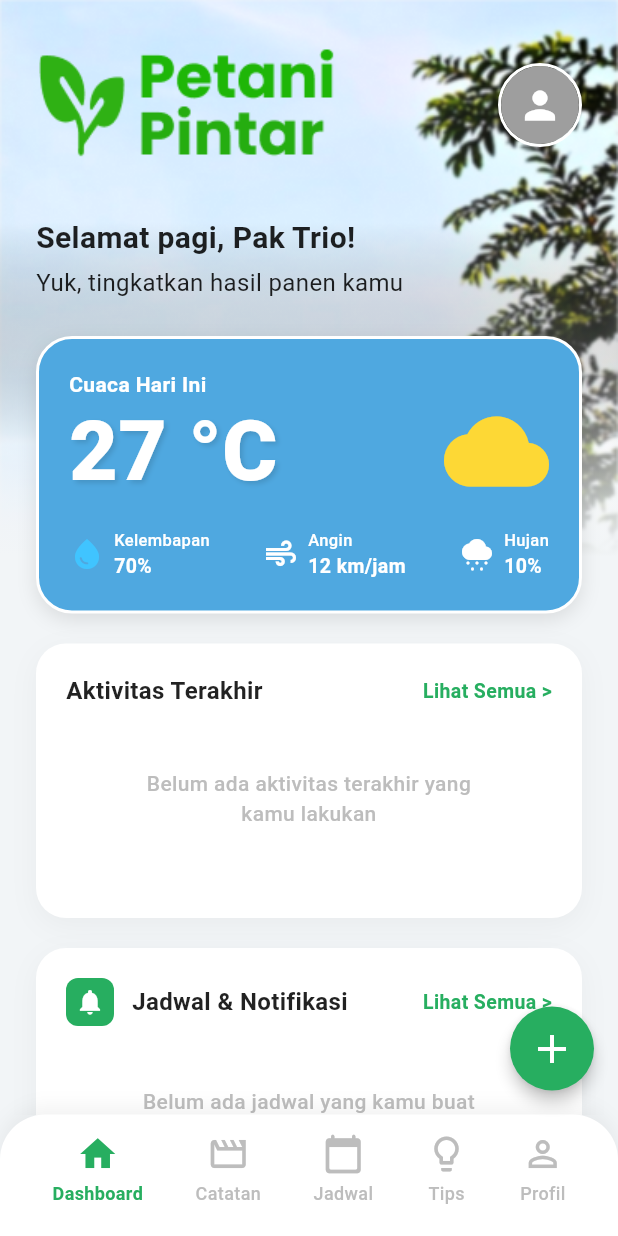
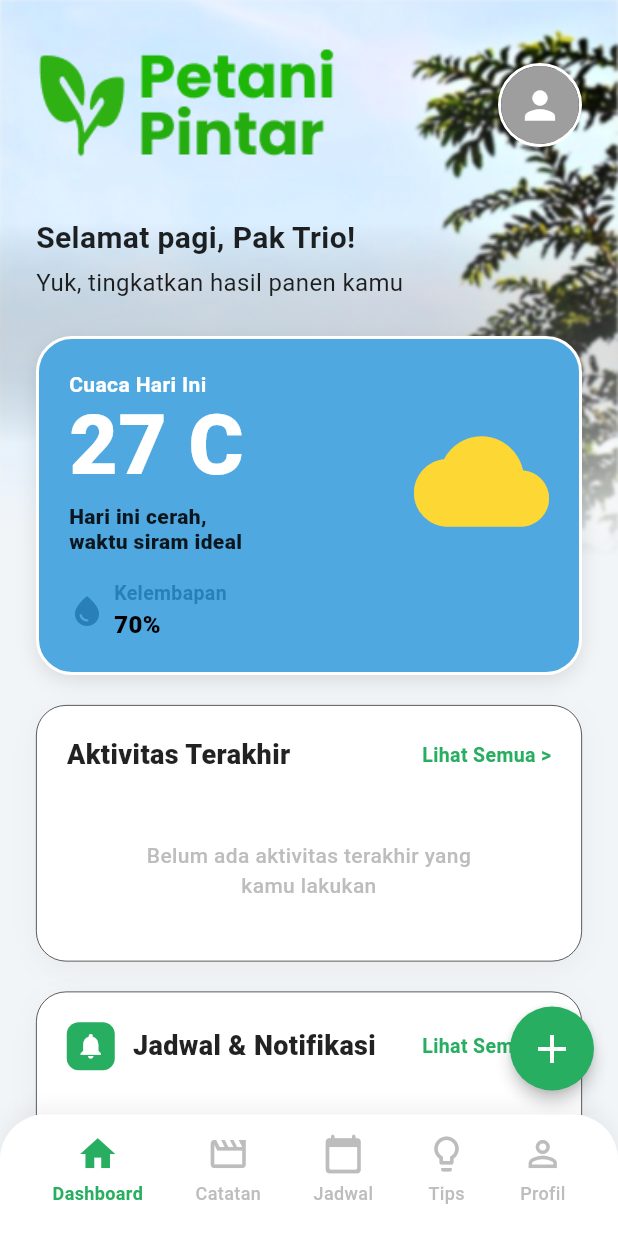
Before and after one commit to Naufalarsi/petanipintar_new, a Flutter app: the DashboardPage screen opened by its route, on a phone screen of 412 x 824 dp. Run offline on Flutter 3.47's test engine with Material 3 defaults, Android fonts, the light colour scheme and no system bars; our stand-ins replace image_picker, sqflite; accounts and stored records are empty.

Commit message:
dashboard edit

```diff
--- a/lib/pages/dashboard_page.dart
+++ b/lib/pages/dashboard_page.dart
@@ -1,6 +1,7 @@
 import 'package:flutter/material.dart';
 import 'catatan/catatan.dart';
 import 'catatan/tambah_catatan.dart';
+import '../database/db_helper.dart'; // Import DBHelper agar Dashboard bisa baca SQLite
 
 class DashboardPage extends StatefulWidget {
   const DashboardPage({Key? key}) : super(key: key);
@@ -14,10 +15,46 @@ class _DashboardPageState extends State<DashboardPage> {
   final Color primaryGreen = const Color(0xFF27AE60);
   final Color bgColor = const Color(0xFFF2F5F7);
 
-  // 1. VARIABLE UNTUK MENYIMPAN HALAMAN YANG AKTIF
+  // 1. VARIABLE UNTUK MENYIMPAN HALAMAN AKTIF & DATA DATABASE
   int _selectedIndex = 0;
+  List<Map<String, dynamic>> aktivitasList = [];
+  List<Map<String, dynamic>> jadwalList = [];
 
-  // 2. FUNGSI UNTUK MENAMPILKAN PILIHAN SAAT TOMBOL + DITEKAN
+  @override
+  void initState() {
+    super.initState();
+    _loadData(); // Panggil fungsi ambil data saat Dashboard pertama kali dimuat
+  }
+
+  // 2. FUNGSI MENGAMBIL DATA DARI SQLITE
+  Future<void> _loadData() async {
+    final dataCatatan = await DBHelper.getCatatan();
+
+    // (Opsional) Jika jadwal sudah ada nanti, panggil juga DBHelper.getJadwal()
+    // final dataJadwal = await DBHelper.getJadwal();
+
+    setState(() {
+      // Untuk Dashboard, biasanya kita hanya menampilkan 3-5 aktivitas terbaru
+      // Jadi kita batasi dengan .take(3) jika datanya banyak
+      aktivitasList = dataCatatan.length > 3 ? dataCatatan.sublist(0, 3) : dataCatatan;
+
+      // jadwalList = dataJadwal;
+    });
+  }
+
+  // 3. FUNGSI BANTUAN UNTUK ICON & WARNA
+  Map<String, dynamic> _getAktivitasStyle(String jenis) {
+    switch (jenis) {
+      case 'Penanaman': return {'icon': Icons.grass, 'color': Colors.green};
+      case 'Penyiraman': return {'icon': Icons.water_drop, 'color': const Color(0xFF4A90E2)};
+      case 'Pemupukan': return {'icon': Icons.eco, 'color': const Color(0xFF27AE60)};
+      case 'Pengendalian Hama': return {'icon': Icons.bug_report, 'color': const Color(0xFFE57373)};
+      case 'Panen': return {'icon': Icons.shopping_basket, 'color': Colors.orange};
+      default: return {'icon': Icons.assignment, 'color': Colors.grey};
+    }
+  }
+
+  // 4. FUNGSI UNTUK MENAMPILKAN PILIHAN SAAT TOMBOL + DITEKAN
   void _showAddOptions(BuildContext context) {
     showModalBottomSheet(
       context: context,
@@ -46,10 +83,13 @@ class _DashboardPageState extends State<DashboardPage> {
                 subtitle: const Text("Catat aktivitas pemupukan, penyiraman, dll."),
                 onTap: () {
                   Navigator.pop(context); // Tutup bottom sheet
+                  // Pindah ke Form Tambah, dan JIKA KEMBALI, refresh Dashboard
                   Navigator.push(
                     context,
-                    MaterialPageRoute(builder: (context) => const TambahCatatanPage()), // Nama class baru
-                  );
+                    MaterialPageRoute(builder: (context) => const TambahCatatanPage()),
+                  ).then((value) {
+                    _loadData(); // Segarkan data SQLite agar otomatis muncul di Dashboard
+                  });
                 },
               ),
               const Divider(),
@@ -75,9 +115,9 @@ class _DashboardPageState extends State<DashboardPage> {
 
   @override
   Widget build(BuildContext context) {
-    // 3. DAFTAR HALAMAN BERDASARKAN MENU YANG DIKLIK
+    // DAFTAR HALAMAN BERDASARKAN MENU YANG DIKLIK
     final List<Widget> pages = [
-      _buildDashboardHome(), // Index 0: Dashboard (Kodingan lamamu)
+      _buildDashboardHome(), // Index 0: Dashboard Home
       const CatatanPage(),   // Index 1: Halaman Catatan
       const Center(child: Text("Halaman Jadwal")), // Index 2
       const Center(child: Text("Halaman Tips")),   // Index 3
@@ -86,41 +126,35 @@ class _DashboardPageState extends State<DashboardPage> {
 
     return Scaffold(
       backgroundColor: bgColor,
-      // 4. MENGGUNAKAN INDEXED STACK AGAR BISA GANTI HALAMAN
       body: IndexedStack(
         index: _selectedIndex,
         children: pages,
       ),
 
-      // FLOATING ACTION BUTTON (FAB)
       floatingActionButton: FloatingActionButton(
         backgroundColor: primaryGreen,
         elevation: 4,
         shape: const CircleBorder(),
         onPressed: () {
-          // Panggil fungsi menampilkan bottom sheet
           _showAddOptions(context);
         },
         child: const Icon(Icons.add, color: Colors.white, size: 32),
       ),
       floatingActionButtonLocation: FloatingActionButtonLocation.endFloat,
 
-      // BOTTOM NAVIGATION BAR
       bottomNavigationBar: _buildBottomNavigationBar(),
     );
   }
 
   // =======================================================================
-  // INI ADALAH KODINGAN LAMA KAMU YANG DIJADIKAN SATU WIDGET DASHBOARD HOME
+  // WIDGET DASHBOARD HOME UTAMA
   // =======================================================================
   Widget _buildDashboardHome() {
     return Stack(
       children: [
-        // 1. BACKGROUND IMAGE DENGAN GRADIENT FADE
+        // BACKGROUND IMAGE
         Positioned(
-          top: 0,
-          left: 0,
-          right: 0,
+          top: 0, left: 0, right: 0,
           height: MediaQuery.of(context).size.height * 0.45,
           child: Container(
             decoration: const BoxDecoration(
@@ -135,11 +169,7 @@ class _DashboardPageState extends State<DashboardPage> {
                 gradient: LinearGradient(
                   begin: Alignment.topCenter,
                   end: Alignment.bottomCenter,
-                  colors: [
-                    Colors.transparent,
-                    bgColor.withOpacity(0.5),
-                    bgColor,
-                  ],
+                  colors: [Colors.transparent, bgColor.withOpacity(0.5), bgColor],
                   stops: const [0.4, 0.8, 1.0],
                 ),
               ),
@@ -147,14 +177,14 @@ class _DashboardPageState extends State<DashboardPage> {
           ),
         ),
 
-        // 2. MAIN CONTENT SCROLLABLE
+        // MAIN CONTENT SCROLLABLE
         SafeArea(
           child: SingleChildScrollView(
             padding: const EdgeInsets.symmetric(horizontal: 24.0, vertical: 20.0),
             child: Column(
               crossAxisAlignment: CrossAxisAlignment.start,
               children: [
-                // HEADER: Logo & Profile
+                // HEADER
                 Row(
                   mainAxisAlignment: MainAxisAlignment.spaceBetween,
                   children: [
@@ -163,22 +193,13 @@ class _DashboardPageState extends State<DashboardPage> {
                       height: 100,
                       errorBuilder: (context, error, stackTrace) => Text(
                         "🌱 Petani\n     Pintar",
-                        style: TextStyle(
-                          color: primaryGreen,
-                          fontSize: 24,
-                          fontWeight: FontWeight.bold,
-                          height: 1.1,
-                        ),
+                        style: TextStyle(color: primaryGreen, fontSize: 24, fontWeight: FontWeight.bold, height: 1.1),
                       ),
                     ),
                     Container(
-                      decoration: BoxDecoration(
-                        shape: BoxShape.circle,
-                        border: Border.all(color: Colors.white, width: 2),
-                      ),
+                      decoration: BoxDecoration(shape: BoxShape.circle, border: Border.all(color: Colors.white, width: 2)),
                       child: const CircleAvatar(
-                        radius: 26,
-                        backgroundColor: Colors.grey,
+                        radius: 26, backgroundColor: Colors.grey,
                         child: Icon(Icons.person, color: Colors.white, size: 30),
                       ),
                     ),
@@ -186,52 +207,60 @@ class _DashboardPageState extends State<DashboardPage> {
                 ),
                 const SizedBox(height: 24),
 
-                // TEKS GREETING
-                const Text(
-                  "Selamat pagi, Pak Trio!",
-                  style: TextStyle(
-                    fontSize: 20,
-                    fontWeight: FontWeight.w700,
-                    color: Colors.black87,
-                  ),
-                ),
+                // GREETING
+                const Text("Selamat pagi, Pak Trio!", style: TextStyle(fontSize: 20, fontWeight: FontWeight.w700, color: Colors.black87)),
                 const SizedBox(height: 4),
-                const Text(
-                  "Yuk, tingkatkan hasil panen kamu",
-                  style: TextStyle(
-                    fontSize: 16,
-                    color: Colors.black87,
-                    fontWeight: FontWeight.w400,
-                  ),
-                ),
+                const Text("Yuk, tingkatkan hasil panen kamu", style: TextStyle(fontSize: 16, color: Colors.black87, fontWeight: FontWeight.w400)),
                 const SizedBox(height: 24),
 
                 // WEATHER CARD
                 _buildWeatherCard(),
                 const SizedBox(height: 20),
 
-                // AKTIVITAS TERAKHIR CARD
+                // AKTIVITAS TERAKHIR CARD (SUDAH DINAMIS)
                 _buildInfoCard(
                   title: "Aktivitas Terakhir",
+                  isEmpty: aktivitasList.isEmpty,
                   emptyText: "Belum ada aktivitas terakhir yang\nkamu lakukan",
+                  content: Column(
+                    children: aktivitasList.map((item) {
+                      var style = _getAktivitasStyle(item['jenis_aktivitas'] ?? '');
+
+                      return _buildActivityItem(
+                        icon: style['icon'],
+                        iconColor: Colors.white,
+                        iconBgColor: style['color'],
+                        title: item['jenis_aktivitas'] ?? 'Aktivitas',
+                        subtitle: "${item['catatan']}\n${item['tanggal']}",
+                        status: "Selesai",
+                      );
+                    }).toList(),
+                  ),
                 ),
                 const SizedBox(height: 20),
 
-                // JADWAL & NOTIFIKASI CARD
+                // JADWAL CARD
                 _buildInfoCard(
                   title: "Jadwal & Notifikasi",
+                  isEmpty: jadwalList.isEmpty,
                   leadingIcon: Container(
                     padding: const EdgeInsets.all(6),
-                    decoration: BoxDecoration(
-                      color: primaryGreen,
-                      borderRadius: BorderRadius.circular(8),
-                    ),
+                    decoration: BoxDecoration(color: primaryGreen, borderRadius: BorderRadius.circular(8)),
                     child: const Icon(Icons.notifications, color: Colors.white, size: 20),
                   ),
                   emptyText: "Belum ada jadwal yang kamu buat",
+                  content: Column(
+                    children: jadwalList.map((item) {
+                      return _buildScheduleItem(
+                        icon: Icons.calendar_today,
+                        title: item['title'] ?? '',
+                        subtitle: item['subtitle'] ?? '',
+                        date: item['date'] ?? '',
+                      );
+                    }).toList(),
+                  ),
                 ),
 
-                // Extra padding di bawah agar tidak tertutup FAB
                 const SizedBox(height: 80),
               ],
             ),
@@ -249,51 +278,40 @@ class _DashboardPageState extends State<DashboardPage> {
       decoration: BoxDecoration(
         borderRadius: BorderRadius.circular(24),
         color: const Color(0xFF4FA8E0),
-        boxShadow: [
-          BoxShadow(
-            color: Colors.black.withOpacity(0.1),
-            blurRadius: 10,
-            offset: const Offset(0, 4),
-          ),
-        ],
+        boxShadow: [BoxShadow(color: Colors.black.withOpacity(0.1), blurRadius: 10, offset: const Offset(0, 4))],
         border: Border.all(color: Colors.white, width: 2),
       ),
       child: Column(
         crossAxisAlignment: CrossAxisAlignment.start,
         children: [
-          const Text(
-            "Cuaca Hari Ini",
-            style: TextStyle(
-              color: Colors.white,
-              fontSize: 14,
-              fontWeight: FontWeight.w600
-            ),
-          ),
+          const Text("Cuaca Hari Ini", style: TextStyle(color: Colors.white, fontSize: 14, fontWeight: FontWeight.w600)),
           Row(
             mainAxisAlignment: MainAxisAlignment.spaceBetween,
+            crossAxisAlignment: CrossAxisAlignment.start,
             children: [
-              const Text(
-                "27 °C",
-                style: TextStyle(
-                  color: Colors.white,
-                  fontSize: 56,
-                  fontWeight: FontWeight.w800,
-                  height: 1.1,
-                  shadows: [
-                    Shadow(color: Colors.black12, blurRadius: 4, offset: Offset(2, 2)),
-                  ]
-                ),
+              Column(
+                crossAxisAlignment: CrossAxisAlignment.start,
+                children: [
+                  const Text("27 C", style: TextStyle(color: Colors.white, fontSize: 56, fontWeight: FontWeight.w800, height: 1.1)),
+                  const SizedBox(height: 8),
+                  const Text("Hari ini cerah,\nwaktu siram ideal", style: TextStyle(color: Colors.black87, fontSize: 14, fontWeight: FontWeight.w800, height: 1.2)),
+                  const SizedBox(height: 16),
+                  Row(
+                    children: [
+                      const Icon(Icons.water_drop, color: Color(0xFF2980B9), size: 24),
+                      const SizedBox(width: 6),
+                      Column(
+                        crossAxisAlignment: CrossAxisAlignment.start,
+                        children: const [
+                          Text("Kelembapan", style: TextStyle(color: Color(0xFF2980B9), fontSize: 13, fontWeight: FontWeight.bold)),
+                          Text("70%", style: TextStyle(color: Colors.black, fontSize: 16, fontWeight: FontWeight.w900)),
+                        ],
+                      ),
+                    ],
+                  ),
+                ],
               ),
-              Icon(Icons.cloud, color: Colors.yellow[600], size: 70),
-            ],
-          ),
-          const SizedBox(height: 16),
-          Row(
-            mainAxisAlignment: MainAxisAlignment.spaceBetween,
-            children: [
-              _buildWeatherDetail(Icons.water_drop, "Kelembapan", "70%", Colors.lightBlueAccent),
-              _buildWeatherDetail(Icons.air, "Angin", "12 km/jam", Colors.white),
-              _buildWeatherDetail(Icons.cloudy_snowing, "Hujan", "10%", Colors.white),
+              Padding(padding: const EdgeInsets.only(top: 10), child: Icon(Icons.cloud, color: Colors.yellow[600], size: 90)),
             ],
           ),
         ],
@@ -301,71 +319,91 @@ class _DashboardPageState extends State<DashboardPage> {
     );
   }
 
-  // WIDGET: ITEM DETAIL CUACA
-  Widget _buildWeatherDetail(IconData icon, String label, String value, Color iconColor) {
-    return Row(
-      children: [
-        Icon(icon, color: iconColor, size: 24),
-        const SizedBox(width: 6),
-        Column(
-          crossAxisAlignment: CrossAxisAlignment.start,
-          children: [
-            Text(label, style: const TextStyle(color: Colors.white, fontSize: 11, fontWeight: FontWeight.w500)),
-            Text(value, style: const TextStyle(color: Colors.white, fontSize: 13, fontWeight: FontWeight.bold)),
-          ],
-        ),
-      ],
-    );
-  }
-
-  // WIDGET: CARD INFORMASI LAMA (Hanya teks kosong)
-  Widget _buildInfoCard({required String title, Widget? leadingIcon, required String emptyText}) {
+  // WIDGET: CARD INFORMASI DINAMIS (BISA KOSONG BISA ISI)
+  Widget _buildInfoCard({required String title, Widget? leadingIcon, required bool isEmpty, required String emptyText, required Widget content}) {
     return Container(
       width: double.infinity,
       padding: const EdgeInsets.all(20),
       decoration: BoxDecoration(
         color: Colors.white,
         borderRadius: BorderRadius.circular(20),
-        boxShadow: [
-          BoxShadow(
-            color: Colors.black.withOpacity(0.04),
-            blurRadius: 15,
-            offset: const Offset(0, 5),
+        border: Border.all(color: Colors.black87, width: 0.5),
+        boxShadow: [BoxShadow(color: Colors.black.withOpacity(0.04), blurRadius: 15, offset: const Offset(0, 5))],
+      ),
+      child: Column(
+        crossAxisAlignment: CrossAxisAlignment.start,
+        children: [
+          Row(
+            children: [
+              if (leadingIcon != null && isEmpty) ...[leadingIcon, const SizedBox(width: 12)],
+              Text(title, style: const TextStyle(fontSize: 18, fontWeight: FontWeight.w800, color: Colors.black87)),
+              const Spacer(),
+              Text("Lihat Semua >", style: TextStyle(color: primaryGreen, fontSize: 13, fontWeight: FontWeight.w700)),
+            ],
+          ),
+          const SizedBox(height: 24),
+          isEmpty
+            ? Container(
+                width: double.infinity,
+                padding: const EdgeInsets.symmetric(vertical: 20),
+                child: Text(emptyText, textAlign: TextAlign.center, style: TextStyle(color: Colors.grey[400], fontSize: 14, fontWeight: FontWeight.w500)),
+              )
+            : content,
+        ],
+      ),
+    );
+  }
+
+  // WIDGET: ITEM LIST AKTIVITAS
+  Widget _buildActivityItem({required IconData icon, required Color iconColor, required Color iconBgColor, required String title, required String subtitle, required String status}) {
+    return Padding(
+      padding: const EdgeInsets.only(bottom: 20.0),
+      child: Row(
+        crossAxisAlignment: CrossAxisAlignment.center,
+        children: [
+          Container(padding: const EdgeInsets.all(12), decoration: BoxDecoration(color: iconBgColor, shape: BoxShape.circle), child: Icon(icon, color: iconColor, size: 28)),
+          const SizedBox(width: 16),
+          Expanded(
+            child: Column(
+              crossAxisAlignment: CrossAxisAlignment.start,
+              children: [
+                Text(title, style: const TextStyle(fontWeight: FontWeight.bold, fontSize: 15, color: Colors.black87)),
+                const SizedBox(height: 4),
+                // Menggunakan teks dengan warna berbeda untuk bagian tanggal
+                Text(subtitle, style: const TextStyle(fontWeight: FontWeight.w600, fontSize: 13, color: Colors.black54)),
+              ],
+            ),
+          ),
+          Container(
+            padding: const EdgeInsets.symmetric(horizontal: 14, vertical: 6),
+            decoration: BoxDecoration(color: const Color(0xFFE8F5E9), borderRadius: BorderRadius.circular(20)),
+            child: Text(status, style: TextStyle(color: primaryGreen, fontWeight: FontWeight.w800, fontSize: 12)),
           ),
         ],
       ),
-      child: Column(
-        children: [
-          Row(
+    );
+  }
+
+  // WIDGET: ITEM LIST JADWAL
+  Widget _buildScheduleItem({required IconData icon, required String title, required String subtitle, required String date}) {
+    return Row(
+      crossAxisAlignment: CrossAxisAlignment.center,
+      children: [
+        Container(padding: const EdgeInsets.all(10), decoration: BoxDecoration(border: Border.all(color: primaryGreen, width: 2), borderRadius: BorderRadius.circular(8)), child: Icon(icon, color: primaryGreen, size: 28)),
+        const SizedBox(width: 16),
+        Expanded(
+          child: Column(
+            crossAxisAlignment: CrossAxisAlignment.start,
             children: [
-              if (leadingIcon != null) ...[
-                leadingIcon,
-                const SizedBox(width: 12),
-              ],
-              Text(
-                title,
-                style: const TextStyle(fontSize: 16, fontWeight: FontWeight.w700, color: Colors.black87),
-              ),
-              const Spacer(),
-              Text(
-                "Lihat Semua >",
-                style: TextStyle(color: primaryGreen, fontSize: 13, fontWeight: FontWeight.w600),
-              ),
+              Text(title, style: const TextStyle(fontWeight: FontWeight.bold, fontSize: 15, color: Colors.black87)),
+              const SizedBox(height: 2),
+              Text(subtitle, style: const TextStyle(fontWeight: FontWeight.w700, fontSize: 13, color: Colors.black87)),
+              const SizedBox(height: 2),
+              Text(date, style: TextStyle(fontWeight: FontWeight.w600, fontSize: 12, color: primaryGreen)),
             ],
           ),
-          const SizedBox(height: 40),
-          Text(
-            emptyText,
-            textAlign: TextAlign.center,
-            style: TextStyle(
-              color: Colors.grey[400],
-              fontSize: 14,
-              fontWeight: FontWeight.w500
-            ),
-          ),
-          const SizedBox(height: 40),
-        ],
-      ),
+        ),
+      ],
     );
   }
 
@@ -375,17 +413,8 @@ class _DashboardPageState extends State<DashboardPage> {
       padding: const EdgeInsets.only(top: 12, bottom: 20),
       decoration: BoxDecoration(
         color: Colors.white,
-        borderRadius: const BorderRadius.only(
-          topLeft: Radius.circular(30),
-          topRight: Radius.circular(30)
-        ),
-        boxShadow: [
-          BoxShadow(
-            color: Colors.black.withOpacity(0.05),
-            blurRadius: 10,
-            offset: const Offset(0, -5),
-          ),
-        ],
+        borderRadius: const BorderRadius.only(topLeft: Radius.circular(30), topRight: Radius.circular(30)),
+        boxShadow: [BoxShadow(color: Colors.black.withOpacity(0.05), blurRadius: 10, offset: const Offset(0, -5))],
       ),
       child: Row(
         mainAxisAlignment: MainAxisAlignment.spaceEvenly,
@@ -400,7 +429,7 @@ class _DashboardPageState extends State<DashboardPage> {
     );
   }
 
-  // WIDGET: ITEM BOTTOM NAVIGATION (Sekarang bisa diklik menggunakan InkWell)
+  // WIDGET: ITEM BOTTOM NAVIGATION
   Widget _buildNavItem(IconData icon, String label, int index) {
     final bool isSelected = _selectedIndex == index;
     final color = isSelected ? primaryGreen : Colors.grey[400]!;
@@ -408,22 +437,20 @@ class _DashboardPageState extends State<DashboardPage> {
     return InkWell(
       onTap: () {
         setState(() {
-          _selectedIndex = index; // Ganti halaman saat diklik
+          _selectedIndex = index;
         });
+
+        // JIKA KEMBALI KE TAB DASHBOARD (Index 0), REFRESH DATA!
+        if (index == 0) {
+          _loadData();
+        }
       },
       child: Column(
         mainAxisSize: MainAxisSize.min,
         children: [
           Icon(icon, color: color, size: 28),
           const SizedBox(height: 4),
-          Text(
-            label,
-            style: TextStyle(
-              color: color,
-              fontSize: 12,
-              fontWeight: isSelected ? FontWeight.w700 : FontWeight.w500
-            ),
-          ),
+          Text(label, style: TextStyle(color: color, fontSize: 12, fontWeight: isSelected ? FontWeight.w700 : FontWeight.w500)),
         ],
       ),
     );
```
